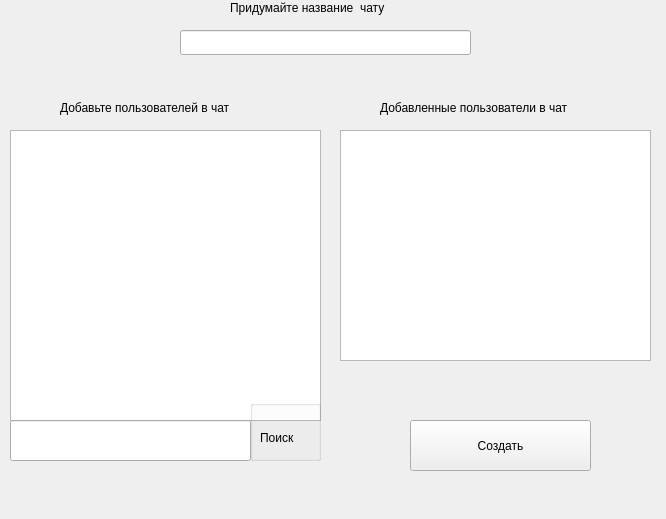
Qt form Client/createchat.ui (Elizaser/Messenger-Diplom) before a commit.
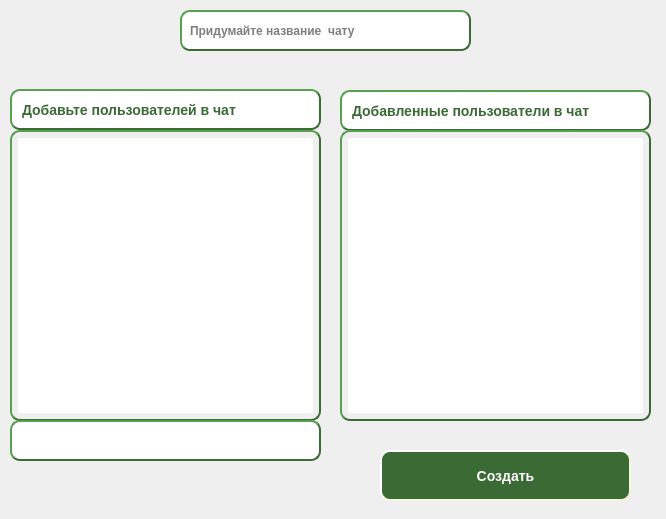
The same form after that commit. Icons and pictures are not drawn.

Commit message: all window is beautiful. Left fix chat list in main window

What changed in the file:
```diff
--- a/Client/createchat.ui
+++ b/Client/createchat.ui
@@ -10,18 +10,271 @@
     <height>519</height>
    </rect>
   </property>
+  <property name="palette">
+   <palette>
+    <active>
+     <colorrole role="Base">
+      <brush brushstyle="SolidPattern">
+       <color alpha="255">
+        <red>243</red>
+        <green>243</green>
+        <blue>243</blue>
+       </color>
+      </brush>
+     </colorrole>
+    </active>
+    <inactive>
+     <colorrole role="Base">
+      <brush brushstyle="SolidPattern">
+       <color alpha="255">
+        <red>243</red>
+        <green>243</green>
+        <blue>243</blue>
+       </color>
+      </brush>
+     </colorrole>
+    </inactive>
+    <disabled>
+     <colorrole role="Base">
+      <brush brushstyle="SolidPattern">
+       <color alpha="255">
+        <red>239</red>
+        <green>239</green>
+        <blue>239</blue>
+       </color>
+      </brush>
+     </colorrole>
+    </disabled>
+   </palette>
+  </property>
+  <property name="font">
+   <font>
+    <weight>75</weight>
+    <bold>true</bold>
+   </font>
+  </property>
   <property name="windowTitle">
    <string>Form</string>
   </property>
   <widget class="QLabel" name="label">
    <property name="geometry">
     <rect>
-     <x>60</x>
-     <y>100</y>
-     <width>221</width>
-     <height>16</height>
+     <x>10</x>
+     <y>89</y>
+     <width>311</width>
+     <height>41</height>
     </rect>
    </property>
+   <property name="palette">
+    <palette>
+     <active>
+      <colorrole role="WindowText">
+       <brush brushstyle="SolidPattern">
+        <color alpha="255">
+         <red>58</red>
+         <green>107</green>
+         <blue>53</blue>
+        </color>
+       </brush>
+      </colorrole>
+      <colorrole role="Button">
+       <brush brushstyle="SolidPattern">
+        <color alpha="255">
+         <red>255</red>
+         <green>255</green>
+         <blue>255</blue>
+        </color>
+       </brush>
+      </colorrole>
+      <colorrole role="Text">
+       <brush brushstyle="SolidPattern">
+        <color alpha="255">
+         <red>58</red>
+         <green>107</green>
+         <blue>53</blue>
+        </color>
+       </brush>
+      </colorrole>
+      <colorrole role="ButtonText">
+       <brush brushstyle="SolidPattern">
+        <color alpha="255">
+         <red>58</red>
+         <green>107</green>
+         <blue>53</blue>
+        </color>
+       </brush>
+      </colorrole>
+      <colorrole role="Base">
+       <brush brushstyle="SolidPattern">
+        <color alpha="255">
+         <red>255</red>
+         <green>255</green>
+         <blue>255</blue>
+        </color>
+       </brush>
+      </colorrole>
+      <colorrole role="Window">
+       <brush brushstyle="SolidPattern">
+        <color alpha="255">
+         <red>255</red>
+         <green>255</green>
+         <blue>255</blue>
+        </color>
+       </brush>
+      </colorrole>
+      <colorrole role="PlaceholderText">
+       <brush brushstyle="NoBrush">
+        <color alpha="128">
+         <red>58</red>
+         <green>107</green>
+         <blue>53</blue>
+        </color>
+       </brush>
+      </colorrole>
+     </active>
+     <inactive>
+      <colorrole role="WindowText">
+       <brush brushstyle="SolidPattern">
+        <color alpha="255">
+         <red>58</red>
+         <green>107</green>
+         <blue>53</blue>
+        </color>
+       </brush>
+      </colorrole>
+      <colorrole role="Button">
+       <brush brushstyle="SolidPattern">
+        <color alpha="255">
+         <red>255</red>
+         <green>255</green>
+         <blue>255</blue>
+        </color>
+       </brush>
+      </colorrole>
+      <colorrole role="Text">
+       <brush brushstyle="SolidPattern">
+        <color alpha="255">
+         <red>58</red>
+         <green>107</green>
+         <blue>53</blue>
+        </color>
+       </brush>
+      </colorrole>
+      <colorrole role="ButtonText">
+       <brush brushstyle="SolidPattern">
+        <color alpha="255">
+         <red>58</red>
+         <green>107</green>
+         <blue>53</blue>
+        </color>
+       </brush>
+      </colorrole>
+      <colorrole role="Base">
+       <brush brushstyle="SolidPattern">
+        <color alpha="255">
+         <red>255</red>
+         <green>255</green>
+         <blue>255</blue>
+        </color>
+       </brush>
+      </colorrole>
+      <colorrole role="Window">
+       <brush brushstyle="SolidPattern">
+        <color alpha="255">
+         <red>255</red>
+         <green>255</green>
+         <blue>255</blue>
+        </color>
+       </brush>
+      </colorrole>
+      <colorrole role="PlaceholderText">
+       <brush brushstyle="NoBrush">
+        <color alpha="128">
+         <red>58</red>
+         <green>107</green>
+         <blue>53</blue>
+        </color>
+       </brush>
+      </colorrole>
+     </inactive>
+     <disabled>
+      <colorrole role="WindowText">
+       <brush brushstyle="SolidPattern">
+        <color alpha="255">
+         <red>58</red>
+         <green>107</green>
+         <blue>53</blue>
+        </color>
+       </brush>
+      </colorrole>
+      <colorrole role="Button">
+       <brush brushstyle="SolidPattern">
+        <color alpha="255">
+         <red>255</red>
+         <green>255</green>
+         <blue>255</blue>
+        </color>
+       </brush>
+      </colorrole>
+      <colorrole role="Text">
+       <brush brushstyle="SolidPattern">
+        <color alpha="255">
+         <red>58</red>
+         <green>107</green>
+         <blue>53</blue>
+        </color>
+       </brush>
+      </colorrole>
+      <colorrole role="ButtonText">
+       <brush brushstyle="SolidPattern">
+        <color alpha="255">
+         <red>58</red>
+         <green>107</green>
+         <blue>53</blue>
+        </color>
+       </brush>
+      </colorrole>
+      <colorrole role="Base">
+       <brush brushstyle="SolidPattern">
+        <color alpha="255">
+         <red>255</red>
+         <green>255</green>
+         <blue>255</blue>
+        </color>
+       </brush>
+      </colorrole>
+      <colorrole role="Window">
+       <brush brushstyle="SolidPattern">
+        <color alpha="255">
+         <red>255</red>
+         <green>255</green>
+         <blue>255</blue>
+        </color>
+       </brush>
+      </colorrole>
+      <colorrole role="PlaceholderText">
+       <brush brushstyle="NoBrush">
+        <color alpha="128">
+         <red>58</red>
+         <green>107</green>
+         <blue>53</blue>
+        </color>
+       </brush>
+      </colorrole>
+     </disabled>
+    </palette>
+   </property>
+   <property name="styleSheet">
+    <string notr="true">	 border-style: outset;
+    color: #3A6B35;
+     border-width: 2px;
+     border-radius: 10px;
+     border-color: #3A6B35;
+     font: bold 14px;
+     min-width: 10em;
+     padding: 6px;
+	  background-color: rgb(255, 255, 255);</string>
+   </property>
    <property name="text">
     <string>Добавьте пользователей в чат</string>
    </property>
@@ -29,48 +282,67 @@
   <widget class="QLabel" name="label_2">
    <property name="geometry">
     <rect>
-     <x>380</x>
-     <y>100</y>
-     <width>251</width>
-     <height>16</height>
+     <x>340</x>
+     <y>90</y>
+     <width>311</width>
+     <height>41</height>
     </rect>
    </property>
+   <property name="styleSheet">
+    <string notr="true">	 border-style: outset;
+    color: #3A6B35;
+     border-width: 2px;
+     border-radius: 10px;
+     border-color: #3A6B35;
+     font: bold 14px;
+     min-width: 10em;
+     padding: 6px;
+	  background-color: rgb(255, 255, 255);</string>
+   </property>
    <property name="text">
     <string>Добавленные пользователи в чат</string>
    </property>
   </widget>
-  <widget class="QLabel" name="label_3">
-   <property name="geometry">
-    <rect>
-     <x>230</x>
-     <y>0</y>
-     <width>201</width>
-     <height>16</height>
-    </rect>
-   </property>
-   <property name="text">
-    <string>Придумайте название  чату</string>
-   </property>
-  </widget>
   <widget class="QLineEdit" name="lineEdit_nameChat">
    <property name="geometry">
     <rect>
      <x>180</x>
-     <y>30</y>
+     <y>10</y>
      <width>291</width>
-     <height>25</height>
+     <height>41</height>
     </rect>
    </property>
+   <property name="styleSheet">
+    <string notr="true">	 border-style: outset;
+     border-width: 2px;
+     border-radius: 10px;
+     border-color: #3A6B35;
+        padding: 6px;</string>
+   </property>
+   <property name="placeholderText">
+    <string>Придумайте название  чату</string>
+   </property>
   </widget>
   <widget class="QPushButton" name="pushButton_createChat">
    <property name="geometry">
     <rect>
-     <x>410</x>
-     <y>420</y>
-     <width>181</width>
+     <x>380</x>
+     <y>450</y>
+     <width>251</width>
      <height>51</height>
     </rect>
    </property>
+   <property name="styleSheet">
+    <string notr="true">	 border-style: outset;
+color: rgb(255, 255, 255);
+     border-width: 2px;
+     border-radius: 10px;
+     border-color: beige;
+     font: bold 14px;
+     min-width: 10em;
+     padding: 6px;
+	  background-color: #3A6B35;</string>
+   </property>
    <property name="text">
     <string>Создать</string>
    </property>
@@ -84,6 +356,16 @@
      <height>291</height>
     </rect>
    </property>
+   <property name="styleSheet">
+    <string notr="true">	 border-style: outset;
+     border-width: 2px;
+     border-radius: 10px;
+     border-color: #3A6B35;
+        padding: 6px;</string>
+   </property>
+   <property name="verticalScrollBarPolicy">
+    <enum>Qt::ScrollBarAlwaysOff</enum>
+   </property>
   </widget>
   <widget class="QTableWidget" name="tableWidget_addUsers">
    <property name="geometry">
@@ -91,45 +373,38 @@
      <x>340</x>
      <y>130</y>
      <width>311</width>
-     <height>231</height>
+     <height>291</height>
     </rect>
    </property>
+   <property name="styleSheet">
+    <string notr="true">	 border-style: outset;
+     border-width: 2px;
+     border-radius: 10px;
+     border-color: #3A6B35;
+        padding: 6px;</string>
+   </property>
+   <property name="verticalScrollBarPolicy">
+    <enum>Qt::ScrollBarAlwaysOff</enum>
+   </property>
   </widget>
   <widget class="QLineEdit" name="lineEdit_searh">
    <property name="geometry">
     <rect>
      <x>10</x>
      <y>420</y>
-     <width>241</width>
+     <width>311</width>
      <height>41</height>
     </rect>
    </property>
-  </widget>
-  <widget class="QGroupBox" name="groupBox">
-   <property name="geometry">
-    <rect>
-     <x>250</x>
-     <y>400</y>
-     <width>71</width>
-     <height>61</height>
-    </rect>
+   <property name="styleSheet">
+    <string notr="true">	 border-style: outset;
+     border-width: 2px;
+     border-radius: 10px;
+     border-color: #3A6B35;
+     font: bold 14px;
+     min-width: 10em;
+     padding: 6px;</string>
    </property>
-   <property name="title">
-    <string/>
-   </property>
-   <widget class="QLabel" name="label_4">
-    <property name="geometry">
-     <rect>
-      <x>10</x>
-      <y>30</y>
-      <width>51</width>
-      <height>16</height>
-     </rect>
-    </property>
-    <property name="text">
-     <string>Поиск</string>
-    </property>
-   </widget>
   </widget>
   <widget class="QLabel" name="label_errorUsersInChat">
    <property name="geometry">
@@ -157,6 +432,25 @@
     <string/>
    </property>
   </widget>
+  <widget class="QLabel" name="label_4">
+   <property name="geometry">
+    <rect>
+     <x>290</x>
+     <y>430</y>
+     <width>21</width>
+     <height>21</height>
+    </rect>
+   </property>
+   <property name="text">
+    <string/>
+   </property>
+   <property name="pixmap">
+    <pixmap resource="Images.qrc">:/icons/search.png</pixmap>
+   </property>
+   <property name="scaledContents">
+    <bool>true</bool>
+   </property>
+  </widget>
  </widget>
  <resources/>
  <connections/>
```
Left out of the diff: 41 changed lines with no effect on the pictures. The commit also changes 15 other files.
